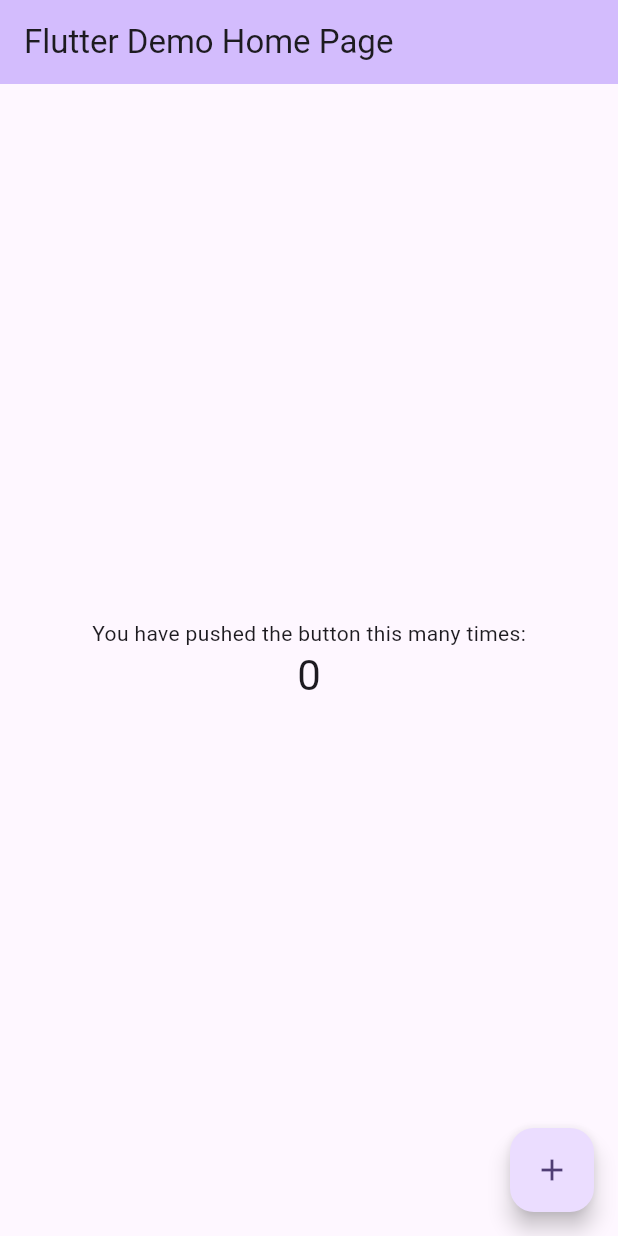
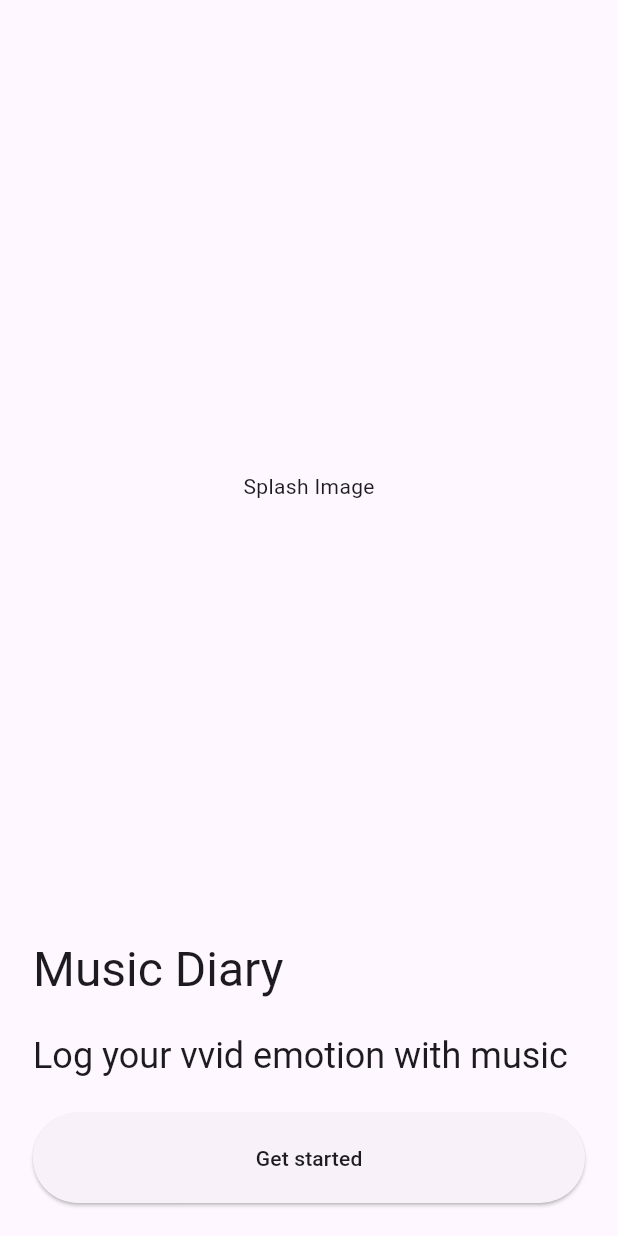
Before and after one commit to geminiApiDevKorea/diary_flutter, a Flutter app: the screen it shows after launch, on a phone screen of 412 x 824 dp. Run offline on Flutter 3.47's test engine with Material 3 defaults, Android fonts, the light colour scheme and no system bars.

Commit message:
스플래시 기본 구현

```diff
--- a/lib/main.dart
+++ b/lib/main.dart
@@ -1,3 +1,4 @@
+import 'package:diary_flutter/presentation/splash_screen.dart';
 import 'package:flutter/material.dart';
 
 void main() {
@@ -7,119 +8,16 @@
 class MyApp extends StatelessWidget {
   const MyApp({super.key});
 
-  // This widget is the root of your application.
   @override
   Widget build(BuildContext context) {
     return MaterialApp(
-      title: 'Flutter Demo',
+      title: 'Music Diary',
+      debugShowCheckedModeBanner: false,
       theme: ThemeData(
-        // This is the theme of your application.
-        //
-        // TRY THIS: Try running your application with "flutter run". You'll see
-        // the application has a purple toolbar. Then, without quitting the app,
-        // try changing the seedColor in the colorScheme below to Colors.green
-        // and then invoke "hot reload" (save your changes or press the "hot
-        // reload" button in a Flutter-supported IDE, or press "r" if you used
-        // the command line to start the app).
-        //
-        // Notice that the counter didn't reset back to zero; the application
-        // state is not lost during the reload. To reset the state, use hot
-        // restart instead.
-        //
-        // This works for code too, not just values: Most code changes can be
-        // tested with just a hot reload.
         colorScheme: ColorScheme.fromSeed(seedColor: Colors.deepPurple),
         useMaterial3: true,
       ),
-      home: const MyHomePage(title: 'Flutter Demo Home Page'),
+      home: const SplashScreen(),
     );
   }
 }
-
-class MyHomePage extends StatefulWidget {
-  const MyHomePage({super.key, required this.title});
-
-  // This widget is the home page of your application. It is stateful, meaning
-  // that it has a State object (defined below) that contains fields that affect
-  // how it looks.
-
-  // This class is the configuration for the state. It holds the values (in this
-  // case the title) provided by the parent (in this case the App widget) and
-  // used by the build method of the State. Fields in a Widget subclass are
-  // always marked "final".
-
-  final String title;
-
-  @override
-  State<MyHomePage> createState() => _MyHomePageState();
-}
-
-class _MyHomePageState extends State<MyHomePage> {
-  int _counter = 0;
-
-  void _incrementCounter() {
-    setState(() {
-      // This call to setState tells the Flutter framework that something has
-      // changed in this State, which causes it to rerun the build method below
-      // so that the display can reflect the updated values. If we changed
-      // _counter without calling setState(), then the build method would not be
-      // called again, and so nothing would appear to happen.
-      _counter++;
-    });
-  }
-
-  @override
-  Widget build(BuildContext context) {
-    // This method is rerun every time setState is called, for instance as done
-    // by the _incrementCounter method above.
-    //
-    // The Flutter framework has been optimized to make rerunning build methods
-    // fast, so that you can just rebuild anything that needs updating rather
-    // than having to individually change instances of widgets.
-    return Scaffold(
-      appBar: AppBar(
-        // TRY THIS: Try changing the color here to a specific color (to
-        // Colors.amber, perhaps?) and trigger a hot reload to see the AppBar
-        // change color while the other colors stay the same.
-        backgroundColor: Theme.of(context).colorScheme.inversePrimary,
-        // Here we take the value from the MyHomePage object that was created by
-        // the App.build method, and use it to set our appbar title.
-        title: Text(widget.title),
-      ),
-      body: Center(
-        // Center is a layout widget. It takes a single child and positions it
-        // in the middle of the parent.
-        child: Column(
-          // Column is also a layout widget. It takes a list of children and
-          // arranges them vertically. By default, it sizes itself to fit its
-          // children horizontally, and tries to be as tall as its parent.
-          //
-          // Column has various properties to control how it sizes itself and
-          // how it positions its children. Here we use mainAxisAlignment to
-          // center the children vertically; the main axis here is the vertical
-          // axis because Columns are vertical (the cross axis would be
-          // horizontal).
-          //
-          // TRY THIS: Invoke "debug painting" (choose the "Toggle Debug Paint"
-          // action in the IDE, or press "p" in the console), to see the
-          // wireframe for each widget.
-          mainAxisAlignment: MainAxisAlignment.center,
-          children: <Widget>[
-            const Text(
-              'You have pushed the button this many times:',
-            ),
-            Text(
-              '$_counter',
-              style: Theme.of(context).textTheme.headlineMedium,
-            ),
-          ],
-        ),
-      ),
-      floatingActionButton: FloatingActionButton(
-        onPressed: _incrementCounter,
-        tooltip: 'Increment',
-        child: const Icon(Icons.add),
-      ), // This trailing comma makes auto-formatting nicer for build methods.
-    );
-  }
-}
--- /dev/null
+++ b/lib/presentation/splash_screen.dart
@@ -0,0 +1,46 @@
+import 'package:flutter/material.dart';
+
+class SplashScreen extends StatelessWidget {
+  const SplashScreen({super.key});
+
+  @override
+  Widget build(BuildContext context) {
+    final textTheme = Theme.of(context).textTheme;
+    return Scaffold(
+      body: Padding(
+        padding: const EdgeInsets.all(22),
+        child: Column(
+          crossAxisAlignment: CrossAxisAlignment.start,
+          children: [
+            const Expanded(
+              child: Center(
+                child: Text('Splash Image'),
+              ),
+            ),
+            Text(
+              'Music Diary',
+              style: textTheme.headlineLarge,
+            ),
+            const SizedBox(height: 22),
+            Text(
+              'Log your vvid emotion with music',
+              style: textTheme.headlineSmall,
+            ),
+            const SizedBox(height: 22),
+            SizedBox(
+              width: double.infinity,
+              height: 60,
+              child: ElevatedButton(
+                onPressed: () {},
+                child: Text(
+                  'Get started',
+                  style: textTheme.labelLarge,
+                ),
+              ),
+            ),
+          ],
+        ),
+      ),
+    );
+  }
+}
```
